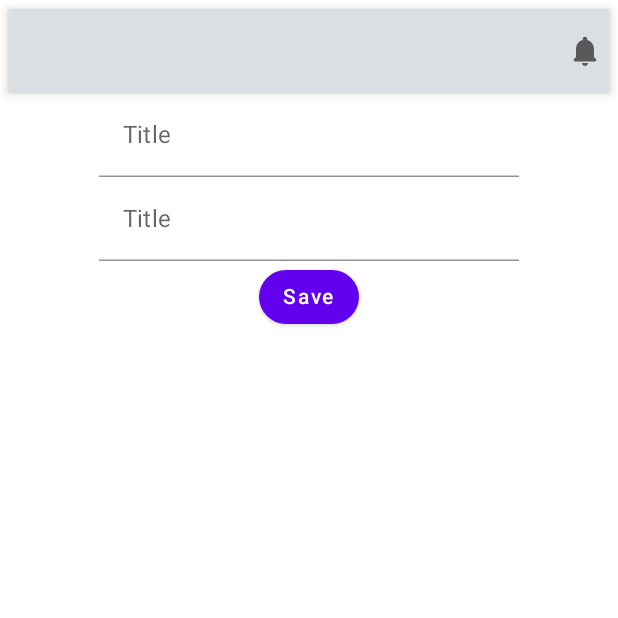
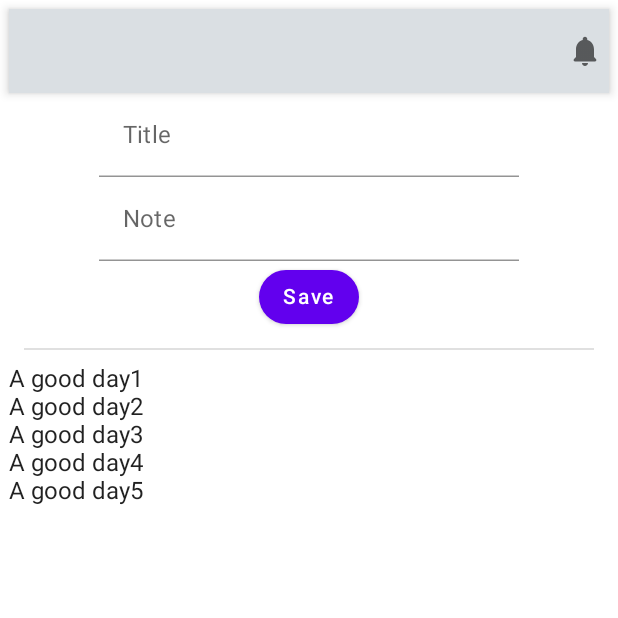
Before and after one commit to rclong1221/kotlin-doodles, an Android app built with Jetpack Compose: the screen it shows after launch (MainActivity), on a phone screen of 412 x 824 dp, the top half of it. Run offline under Robolectric (Android 15) with nearby library versions, the light colour scheme and no system bars.

Commit message:
add notedata class and dummy data for lazycolumn

```diff
--- a/NoteApp/app/src/main/java/com/example/noteapp/MainActivity.kt
+++ b/NoteApp/app/src/main/java/com/example/noteapp/MainActivity.kt
@@ -10,6 +10,7 @@ import androidx.compose.material.Text
 import androidx.compose.runtime.Composable
 import androidx.compose.ui.Modifier
 import androidx.compose.ui.tooling.preview.Preview
+import com.example.noteapp.data.NoteDataSource
 import com.example.noteapp.screens.NoteScreen
 import com.example.noteapp.ui.theme.NoteAppTheme
 
@@ -23,7 +24,7 @@ class MainActivity : ComponentActivity() {
                     modifier = Modifier.fillMaxSize(),
                     color = MaterialTheme.colors.background
                 ) {
-                    NoteScreen()
+                    NoteScreen(notes = NoteDataSource().loadNotes(), onAddNote = {}, onRemoveNote = {})
                 }
             }
         }
--- /dev/null
+++ b/NoteApp/app/src/main/java/com/example/noteapp/data/NoteData.kt
@@ -0,0 +1,15 @@
+package com.example.noteapp.data
+
+import com.example.noteapp.model.Note
+
+class NoteDataSource {
+    fun loadNotes(): List<Note> {
+        return listOf(
+            Note(title = "A good day1", description = "Yes it was"),
+            Note(title = "A good day2", description = "Yes it was"),
+            Note(title = "A good day3", description = "Yes it was"),
+            Note(title = "A good day4", description = "Yes it was"),
+            Note(title = "A good day5", description = "Yes it was")
+        )
+    }
+}
--- /dev/null
+++ b/NoteApp/app/src/main/java/com/example/noteapp/model/Note.kt
@@ -0,0 +1,11 @@
+package com.example.noteapp.model
+
+import android.icu.text.CaseMap
+import java.time.LocalDateTime
+import java.util.*
+
+data class Note(
+    val id : UUID = UUID.randomUUID(),
+    val title: String,
+    val description: String,
+)
--- a/NoteApp/app/src/main/java/com/example/noteapp/screens/NoteScreen.kt
+++ b/NoteApp/app/src/main/java/com/example/noteapp/screens/NoteScreen.kt
@@ -4,10 +4,12 @@ import android.util.Log
 import androidx.compose.foundation.layout.Column
 import androidx.compose.foundation.layout.fillMaxWidth
 import androidx.compose.foundation.layout.padding
+import androidx.compose.foundation.lazy.LazyColumn
+import androidx.compose.foundation.lazy.items
+import androidx.compose.material.Divider
 import androidx.compose.material.Icon
 import androidx.compose.material.Text
 import androidx.compose.material.TopAppBar
-
 import androidx.compose.material.icons.Icons
 import androidx.compose.material.icons.rounded.Notifications
 import androidx.compose.runtime.*
@@ -20,9 +22,14 @@ import androidx.compose.ui.unit.dp
 import com.example.noteapp.R
 import com.example.noteapp.components.NoteButton
 import com.example.noteapp.components.NoteInputText
+import com.example.noteapp.model.Note
 
 @Composable
-fun NoteScreen() {
+fun NoteScreen(
+    notes: List<Note>,
+    onAddNote: (Note) -> Unit,
+    onRemoveNote: (Note) -> Unit
+) {
     var title by remember {
         mutableStateOf("")
     }
@@ -48,7 +55,10 @@ fun NoteScreen() {
             backgroundColor = Color(0xFFDADFE3)
         )
 
-        Column(modifier = Modifier.fillMaxWidth(), horizontalAlignment = Alignment.CenterHorizontally) {
+        Column(
+            modifier = Modifier.fillMaxWidth(),
+            horizontalAlignment = Alignment.CenterHorizontally
+        ) {
             NoteInputText(
                 text = title,
                 label = "Title",
@@ -58,12 +68,24 @@ fun NoteScreen() {
             )
             NoteInputText(
                 text = description,
-                label = "Title",
+                label = "Note",
                 onTextChange = {
                     if (it.all { char -> char.isLetter() || char.isWhitespace() }) description = it
                 }
             )
-            NoteButton(text = "Save", onClick = { if (title.isNotEmpty()&& description.isNotEmpty()) Log.d("MSG","Saved ${title}") })
+            NoteButton(
+                text = "Save",
+                onClick = {
+                    if (title.isNotEmpty() && description.isNotEmpty())
+                        Log.d("MSG","Saved ${title}")
+                }
+            )
+        }
+        Divider(modifier = Modifier.padding(10.dp))
+        LazyColumn {
+            items(notes) {
+                note -> Text(text = note.title)
+            }
         }
     }
 }
@@ -71,5 +93,5 @@ fun NoteScreen() {
 @Preview(showBackground = true)
 @Composable
 fun NoteScreenPreview() {
-    NoteScreen()
+    NoteScreen(notes = emptyList(), onAddNote = {}, onRemoveNote = {})
 }
```
